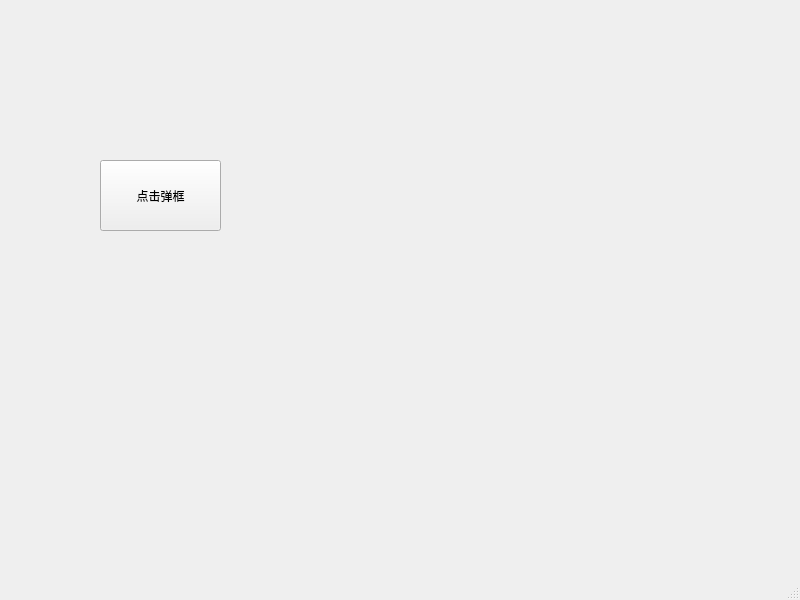
Above: pyHelper/PyQt/windows/main/MainWindow.ui from yy-androidMr/django_work before the change. Below: the same form after it.
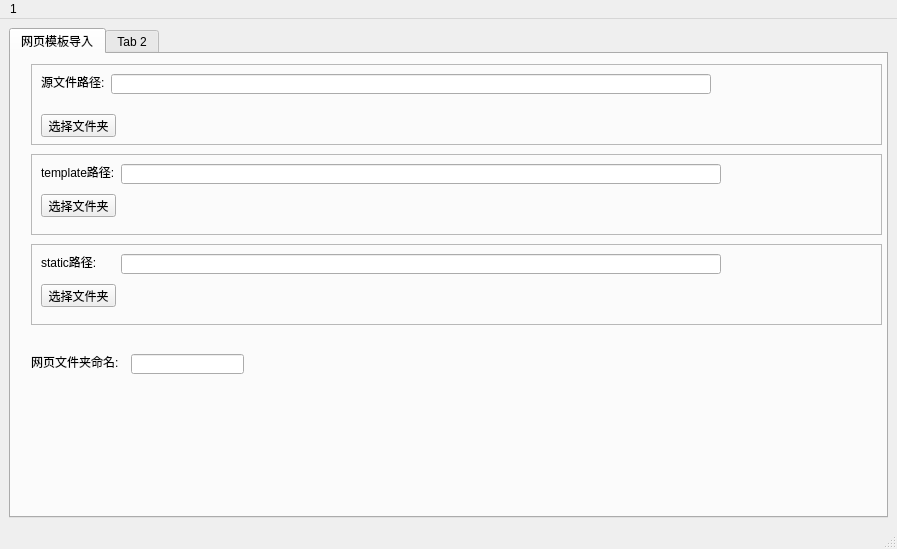
That is the form after the change.

```diff
--- a/pyHelper/PyQt/windows/main/MainWindow.ui
+++ b/pyHelper/PyQt/windows/main/MainWindow.ui
@@ -6,37 +6,237 @@
    <rect>
     <x>0</x>
     <y>0</y>
-    <width>800</width>
-    <height>600</height>
+    <width>897</width>
+    <height>549</height>
    </rect>
   </property>
   <property name="windowTitle">
    <string>MainWindow</string>
   </property>
   <widget class="QWidget" name="centralwidget">
-   <widget class="QPushButton" name="pushButton">
-    <property name="geometry">
-     <rect>
-      <x>100</x>
-      <y>160</y>
-      <width>121</width>
-      <height>71</height>
-     </rect>
-    </property>
-    <property name="text">
-     <string>点击弹框</string>
-    </property>
-   </widget>
+   <layout class="QGridLayout" name="gridLayout">
+    <item row="0" column="0">
+     <widget class="QTabWidget" name="tabWidget_2">
+      <property name="whatsThis">
+       <string/>
+      </property>
+      <property name="accessibleName">
+       <string/>
+      </property>
+      <property name="currentIndex">
+       <number>0</number>
+      </property>
+      <widget class="QWidget" name="tab">
+       <attribute name="title">
+        <string>网页模板导入</string>
+       </attribute>
+       <widget class="QFrame" name="frame_4">
+        <property name="geometry">
+         <rect>
+          <x>20</x>
+          <y>10</y>
+          <width>851</width>
+          <height>81</height>
+         </rect>
+        </property>
+        <property name="frameShape">
+         <enum>QFrame::StyledPanel</enum>
+        </property>
+        <property name="frameShadow">
+         <enum>QFrame::Raised</enum>
+        </property>
+        <widget class="QPushButton" name="source_btn">
+         <property name="geometry">
+          <rect>
+           <x>10</x>
+           <y>50</y>
+           <width>75</width>
+           <height>23</height>
+          </rect>
+         </property>
+         <property name="text">
+          <string>选择文件夹</string>
+         </property>
+         <property name="id" stdset="0">
+          <number>10001</number>
+         </property>
+        </widget>
+        <widget class="QLabel" name="label_5">
+         <property name="geometry">
+          <rect>
+           <x>10</x>
+           <y>10</y>
+           <width>71</width>
+           <height>16</height>
+          </rect>
+         </property>
+         <property name="text">
+          <string>源文件路径:</string>
+         </property>
+        </widget>
+        <widget class="QLineEdit" name="source_dir">
+         <property name="geometry">
+          <rect>
+           <x>80</x>
+           <y>10</y>
+           <width>600</width>
+           <height>20</height>
+          </rect>
+         </property>
+        </widget>
+       </widget>
+       <widget class="QFrame" name="frame_5">
+        <property name="geometry">
+         <rect>
+          <x>20</x>
+          <y>100</y>
+          <width>851</width>
+          <height>81</height>
+         </rect>
+        </property>
+        <property name="frameShape">
+         <enum>QFrame::StyledPanel</enum>
+        </property>
+        <property name="frameShadow">
+         <enum>QFrame::Raised</enum>
+        </property>
+        <widget class="QPushButton" name="pushButton_5">
+         <property name="geometry">
+          <rect>
+           <x>10</x>
+           <y>40</y>
+           <width>75</width>
+           <height>23</height>
+          </rect>
+         </property>
+         <property name="text">
+          <string>选择文件夹</string>
+         </property>
+        </widget>
+        <widget class="QLabel" name="label_6">
+         <property name="geometry">
+          <rect>
+           <x>10</x>
+           <y>10</y>
+           <width>81</width>
+           <height>16</height>
+          </rect>
+         </property>
+         <property name="text">
+          <string>template路径:</string>
+         </property>
+        </widget>
+        <widget class="QLineEdit" name="template_dir">
+         <property name="geometry">
+          <rect>
+           <x>90</x>
+           <y>10</y>
+           <width>600</width>
+           <height>20</height>
+          </rect>
+         </property>
+        </widget>
+       </widget>
+       <widget class="QLabel" name="label_7">
+        <property name="geometry">
+         <rect>
+          <x>20</x>
+          <y>300</y>
+          <width>101</width>
+          <height>16</height>
+         </rect>
+        </property>
+        <property name="text">
+         <string>网页文件夹命名:</string>
+        </property>
+       </widget>
+       <widget class="QLineEdit" name="web_name">
+        <property name="geometry">
+         <rect>
+          <x>120</x>
+          <y>300</y>
+          <width>113</width>
+          <height>20</height>
+         </rect>
+        </property>
+       </widget>
+       <widget class="QFrame" name="frame_6">
+        <property name="geometry">
+         <rect>
+          <x>20</x>
+          <y>190</y>
+          <width>851</width>
+          <height>81</height>
+         </rect>
+        </property>
+        <property name="frameShape">
+         <enum>QFrame::StyledPanel</enum>
+        </property>
+        <property name="frameShadow">
+         <enum>QFrame::Raised</enum>
+        </property>
+        <widget class="QPushButton" name="pushButton_6">
+         <property name="geometry">
+          <rect>
+           <x>10</x>
+           <y>40</y>
+           <width>75</width>
+           <height>23</height>
+          </rect>
+         </property>
+         <property name="text">
+          <string>选择文件夹</string>
+         </property>
+        </widget>
+        <widget class="QLabel" name="label_8">
+         <property name="geometry">
+          <rect>
+           <x>10</x>
+           <y>10</y>
+           <width>81</width>
+           <height>16</height>
+          </rect>
+         </property>
+         <property name="text">
+          <string>static路径:</string>
+         </property>
+        </widget>
+        <widget class="QLineEdit" name="static_dir">
+         <property name="geometry">
+          <rect>
+           <x>90</x>
+           <y>10</y>
+           <width>600</width>
+           <height>20</height>
+          </rect>
+         </property>
+        </widget>
+       </widget>
+      </widget>
+      <widget class="QWidget" name="tab_2">
+       <attribute name="title">
+        <string>Tab 2</string>
+       </attribute>
+      </widget>
+     </widget>
+    </item>
+   </layout>
   </widget>
   <widget class="QMenuBar" name="menubar">
    <property name="geometry">
     <rect>
      <x>0</x>
      <y>0</y>
-     <width>800</width>
+     <width>897</width>
      <height>19</height>
     </rect>
    </property>
+   <widget class="QMenu" name="menu1">
+    <property name="title">
+     <string>1</string>
+    </property>
+   </widget>
+   <addaction name="menu1"/>
   </widget>
   <widget class="QStatusBar" name="statusbar"/>
  </widget>
```
Left out of the diff: 17 changed lines with no effect on the pictures.
